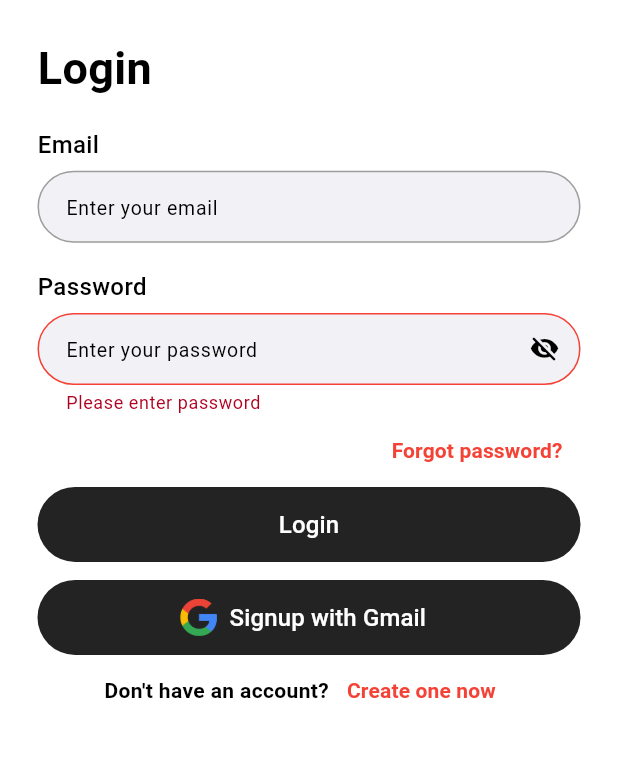
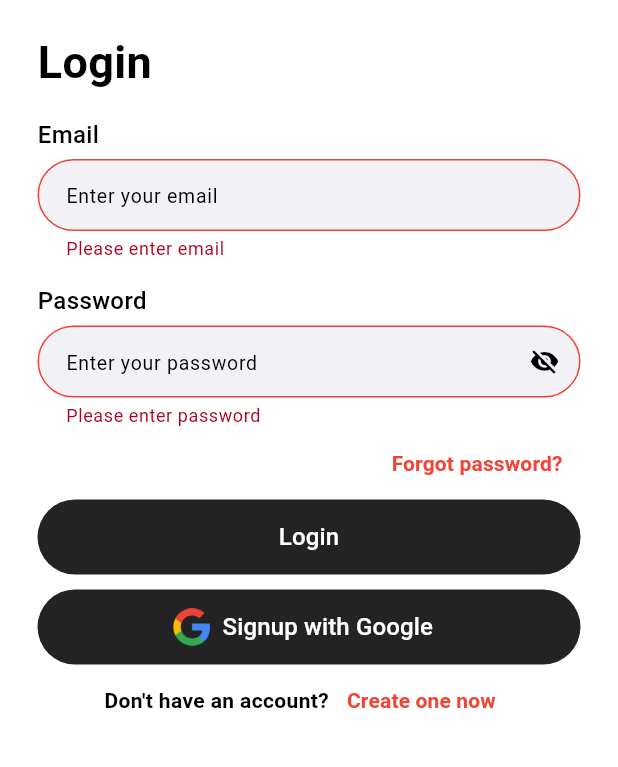
Before and after one commit to mazin619/belia, a Flutter app: the screen it shows after launch, after a tap on "Login", on a phone screen of 412 x 824 dp, the part 390-1157 px from its top. Run offline on Flutter 3.47's test engine with Material 3 defaults, Android fonts, the phone set to English and light mode, and no system bars; Roboto replaces fonts that are missing (Poppins).

Commit message:
احلى تعديلات عليك

```diff
--- a/lib/main.dart
+++ b/lib/main.dart
@@ -1,24 +1,18 @@
-
 import 'package:flutter/material.dart';
-import 'package:flutter/services.dart';
 
 import 'package:myapps/screens/auth_screens/login_screen.dart';
+import 'package:myapps/screens/auth_screens/register_screen.dart';
 
 void main() {
-  WidgetsFlutterBinding.ensureInitialized();
-  //To prevent app from landscape orientation
-  SystemChrome.setPreferredOrientations([DeviceOrientation.portraitUp])
-      .then((value) => runApp(const MyApp()));
+  runApp(const MyApp());
 }
 
 class MyApp extends StatelessWidget {
   const MyApp({super.key});
 
-  // This widget is the root of your application.
   @override
   Widget build(BuildContext context) {
-    return ScreenUtilInit(
-      child: MaterialApp(
+    return MaterialApp(
       title: 'Belia Cars Services',
       debugShowCheckedModeBanner: false,
       theme: ThemeData(
@@ -47,8 +41,11 @@ class MyApp extends StatelessWidget {
               borderSide: const BorderSide(color: Colors.red)),
         ),
       ),
-        home: const LoginScreen(),
-      ),
+      initialRoute: '/',
+      routes: {
+        '/': (context) => const LoginScreen(),
+        '/register': (context) => const RegisterScreen(),
+      },
     );
   }
 }
--- a/lib/screens/auth_screens/login_screen.dart
+++ b/lib/screens/auth_screens/login_screen.dart
@@ -1,8 +1,4 @@
-import 'package:car_project/screens/auth_screens/register_screen.dart';
-import 'package:car_project/utils/validators.dart';
 import 'package:flutter/material.dart';
-import 'package:flutter/services.dart';
-import 'package:flutter_screenutil/flutter_screenutil.dart';
 
 class LoginScreen extends StatefulWidget {
   const LoginScreen({super.key});
@@ -51,12 +47,12 @@ class _LoginScreenState extends State<LoginScreen> {
           padding: const EdgeInsets.symmetric(horizontal: 25),
           child: Form(
             key: loginFormKey,
-            autovalidateMode: AutovalidateMode.onUserInteraction,
             child: SingleChildScrollView(
               child: Column(
                 mainAxisSize: MainAxisSize.min,
                 crossAxisAlignment: CrossAxisAlignment.start,
                 children: [
+                  //image
                   Center(
                     child: SizedBox(
                       width: 250,
@@ -64,9 +60,11 @@ class _LoginScreenState extends State<LoginScreen> {
                       child: Image.asset(
                         'assets/images/logo.png',
                         fit: BoxFit.fitWidth,
-                        )),
                       ),
-                  20.verticalSpace,
+                    ),
+                  ),
+                  const SizedBox(height: 20),
+                  //title
                   const Text(
                     'Login',
                     style: TextStyle(
@@ -74,7 +72,8 @@ class _LoginScreenState extends State<LoginScreen> {
                       fontWeight: FontWeight.w600,
                     ),
                   ),
-                  15.verticalSpace,
+                  const SizedBox(height: 15),
+                  //email
                   const Text(
                     'Email',
                     style: TextStyle(
@@ -82,16 +81,27 @@ class _LoginScreenState extends State<LoginScreen> {
                       fontWeight: FontWeight.w500,
                     ),
                   ),
-                  5.verticalSpace,
+                  const SizedBox(height: 5),
                   TextFormField(
                     controller: emailController,
                     keyboardType: TextInputType.emailAddress,
-                    validator: (value) => validateEmail(value),
+                    autovalidateMode: AutovalidateMode.onUserInteraction,
+                    validator: (value) {
+                      if (value == null || value.isEmpty) {
+                        return "Please enter email";
+                      } else if (!RegExp(
+                              r'^[a-zA-Z0-9._%+-]+@[a-zA-Z0-9.-]+\.[a-zA-Z]{2,}$')
+                          .hasMatch(value)) {
+                        return "Enter a valid email";
+                      }
+                      return null;
+                    },
                     decoration: const InputDecoration(
                       hintText: 'Enter your email',
                     ),
                   ),
-                  15.verticalSpace,
+                  const SizedBox(height: 15),
+                  //password
                   const Text(
                     'Password',
                     style: TextStyle(
@@ -99,7 +109,7 @@ class _LoginScreenState extends State<LoginScreen> {
                       fontWeight: FontWeight.w500,
                     ),
                   ),
-                  5.verticalSpace,
+                  const SizedBox(height: 5),
                   TextFormField(
                     obscureText: showPass,
                     controller: passwordController,
@@ -126,6 +136,7 @@ class _LoginScreenState extends State<LoginScreen> {
                           )),
                     ),
                   ),
+                  //forgot password
                   Align(
                     alignment: Alignment.centerRight,
                     child: TextButton(
@@ -137,8 +148,8 @@ class _LoginScreenState extends State<LoginScreen> {
                       ),
                     ),
                   ),
-                  Center(
-                    child: FilledButton(
+                  //login button
+                  FilledButton(
                     onPressed: () {
                       if (loginFormKey.currentState!.validate()) {
                         login();
@@ -153,21 +164,22 @@ class _LoginScreenState extends State<LoginScreen> {
                       style: TextStyle(fontSize: 16),
                     ),
                   ),
-                  ),
-                  10.verticalSpace,
+                  const SizedBox(height: 10),
+                  //google button
                   FilledButton.icon(
                       onPressed: () {},
                       style: FilledButton.styleFrom(
                         minimumSize: const Size(double.infinity, 50),
                       ),
                       label: const Text(
-                        'Signup with Gmail',
+                        'Signup with Google',
                         style: TextStyle(fontSize: 16),
                       ),
                       icon: SizedBox(
                           height: 25,
                           width: 25,
                           child: Image.asset('assets/images/google.png'))),
+                  //register button
                   Row(
                     mainAxisAlignment: MainAxisAlignment.center,
                     children: [
@@ -177,11 +189,7 @@ class _LoginScreenState extends State<LoginScreen> {
                       ),
                       TextButton(
                         onPressed: () {
-                          Navigator.push(
-                              context,
-                              MaterialPageRoute(
-                                builder: (context) => const RegisterScreen(),
-                              ));
+                          Navigator.pushNamed(context, '/register');
                         },
                         child: const Text(
                           'Create one now',
--- a/pubspec.yaml
+++ b/pubspec.yaml
@@ -35,7 +35,6 @@ dependencies:
   # The following adds the Cupertino Icons font to your application.
   # Use with the CupertinoIcons class for iOS style icons.
   cupertino_icons: ^1.0.2
-  flutter_screenutil: ^5.9.0
 
 dev_dependencies:
   flutter_test:
```
Also changed, not shown: lib/screens/auth_screens/register_screen.dart (+64 -43 lines), lib/utils/validators.dart (deleted, +0 -18 lines), pubspec.lock. Lines whose indentation alone changed are shown as unchanged.
